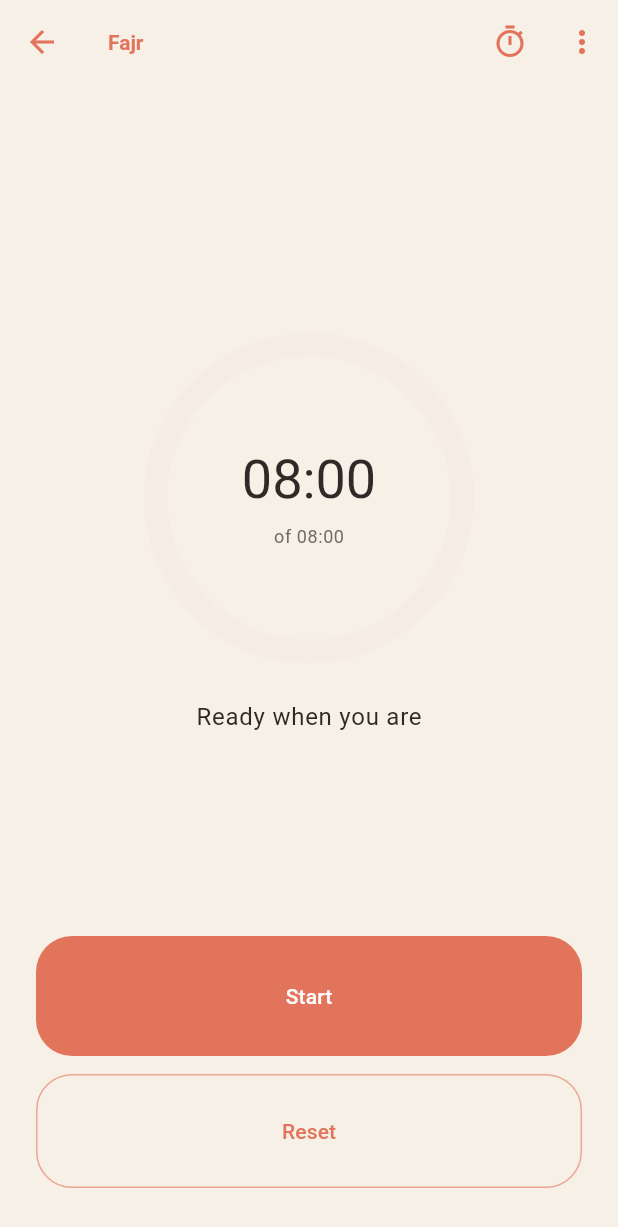
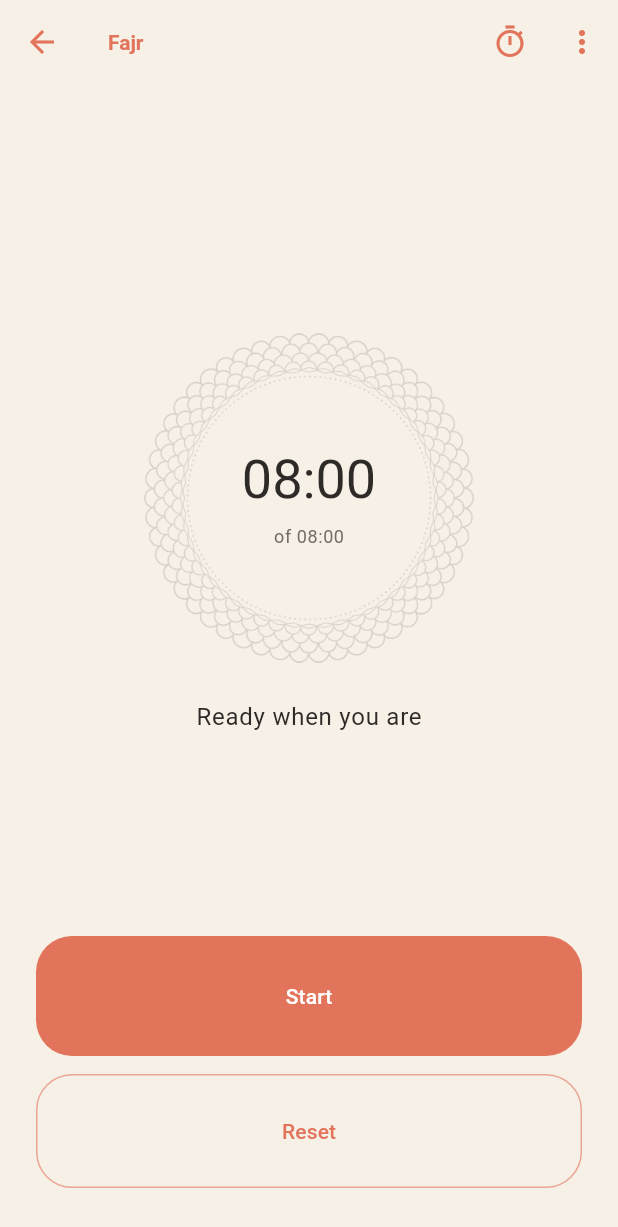
Before and after one commit to SulemanKazi/Khushu, a Flutter app: the screen it shows after launch, after a tap on "Fajr", on a phone screen of 412 x 824 dp. Shown: the top 1227 px of the screen. Run offline on Flutter 3.47's test engine with Material 3 defaults, Android fonts, the phone set to English and light mode, and no system bars; our stand-ins replace shared_preferences.

Commit message:
Update timer to be fancier.

```diff
--- a/lib/screens/prayer_timer_screen.dart
+++ b/lib/screens/prayer_timer_screen.dart
@@ -1,5 +1,3 @@
-import 'dart:ui' show FontFeature;
-
 import 'package:flutter/material.dart';
 import 'package:provider/provider.dart';
 
@@ -68,6 +66,8 @@ class PrayerTimerScreen extends StatelessWidget {
                           progress: progress,
                           remaining: remaining,
                           total: total,
+                          isActive: isRunning || isPaused,
+                          isCompleted: isCompleted,
                         ),
                         const SizedBox(height: 24),
                         Text(
@@ -203,17 +203,19 @@ class _TimerRing extends StatelessWidget {
     required this.progress,
     required this.remaining,
     required this.total,
+    required this.isActive,
+    required this.isCompleted,
   });
 
   final double progress;
   final Duration remaining;
   final Duration total;
+  final bool isActive;
+  final bool isCompleted;
 
   @override
   Widget build(BuildContext context) {
     final theme = Theme.of(context);
-    final foreground = theme.colorScheme.secondary;
-    final background = theme.colorScheme.surfaceContainerHighest.withOpacity(0.25);
 
     String format(Duration duration) {
       final minutes = duration.inMinutes.remainder(60);
@@ -234,8 +236,8 @@ class _TimerRing extends StatelessWidget {
             AnimatedProgressRing(
               progress: progress,
               size: 220,
-              color: foreground,
-              backgroundColor: background,
+              isActive: isActive,
+              isCompleted: isCompleted,
             ),
             Column(
               mainAxisSize: MainAxisSize.min,
--- a/lib/widgets/animated_progress_ring.dart
+++ b/lib/widgets/animated_progress_ring.dart
@@ -7,14 +7,20 @@ class AnimatedProgressRing extends StatefulWidget {
     super.key,
     required this.progress,
     required this.size,
-    required this.color,
-    required this.backgroundColor,
+    this.assetPath = 'resources/timer_ring.png',
+    this.animationDuration = const Duration(milliseconds: 450),
+    this.desaturatedOpacity = 0.35,
+    this.isActive = false,
+    this.isCompleted = false,
   });
 
   final double progress; // 0.0 - 1.0
   final double size;
-  final Color color;
-  final Color backgroundColor;
+  final String assetPath;
+  final Duration animationDuration;
+  final double desaturatedOpacity;
+  final bool isActive;
+  final bool isCompleted;
 
   @override
   State<AnimatedProgressRing> createState() => _AnimatedProgressRingState();
@@ -22,12 +28,26 @@ class AnimatedProgressRing extends StatefulWidget {
 
 class _AnimatedProgressRingState extends State<AnimatedProgressRing> {
   double _previousProgress = 0;
+  late ImageProvider _imageProvider;
+
+  @override
+  void initState() {
+    super.initState();
+    assert(
+      widget.desaturatedOpacity >= 0 && widget.desaturatedOpacity <= 1,
+      'desaturatedOpacity must be between 0 and 1.',
+    );
+    _imageProvider = AssetImage(widget.assetPath);
+  }
 
   @override
   void didUpdateWidget(covariant AnimatedProgressRing oldWidget) {
     super.didUpdateWidget(oldWidget);
     if (oldWidget.progress != widget.progress) {
       _previousProgress = oldWidget.progress;
+    }
+    if (oldWidget.assetPath != widget.assetPath) {
+      _imageProvider = AssetImage(widget.assetPath);
     }
   }
 
@@ -36,76 +56,128 @@ class _AnimatedProgressRingState extends State<AnimatedProgressRing> {
     final clampedProgress = widget.progress.clamp(0.0, 1.0);
     return TweenAnimationBuilder<double>(
       tween: Tween<double>(begin: _previousProgress, end: clampedProgress),
-      duration: const Duration(milliseconds: 450),
+      duration: widget.animationDuration,
       curve: Curves.easeInOut,
       builder: (context, value, child) {
+        final progress = value.clamp(0.0, 1.0);
+        final isCompleted = widget.isCompleted || progress >= 1.0;
+  final isIdle = !widget.isActive && !isCompleted;
+
+        if (progress >= 0.999) {
+          return SizedBox(
+            width: widget.size,
+            height: widget.size,
+            child: _buildRingImage(),
+          );
+        }
+        if (isIdle && progress <= 0) {
+          return SizedBox(
+            width: widget.size,
+            height: widget.size,
+            child: Opacity(
+              opacity: widget.desaturatedOpacity,
+              child: ColorFiltered(
+                colorFilter: ColorFilter.matrix(_saturationMatrix(0)),
+                child: _buildRingImage(),
+              ),
+            ),
+          );
+        }
         return SizedBox(
           width: widget.size,
           height: widget.size,
-          child: CustomPaint(
-            painter: _RingPainter(
-              progress: value.clamp(0.0, 1.0),
-              color: widget.color,
-              backgroundColor: widget.backgroundColor,
-            ),
+          child: Stack(
+            alignment: Alignment.center,
+            children: [
+              // Base ring stays desaturated until the overlay paints color on top.
+              Opacity(
+                opacity: widget.desaturatedOpacity,
+                child: ColorFiltered(
+                  colorFilter: ColorFilter.matrix(_saturationMatrix(0)),
+                  child: _buildRingImage(),
+                ),
+              ),
+              if (progress > 0)
+                ClipPath(
+                  clipper: _RingArcClipper(progress),
+                  child: _buildRingImage(),
+                ),
+            ],
           ),
         );
       },
     );
   }
+
+  List<double> _saturationMatrix(double saturation) {
+    final invSat = 1 - saturation;
+    const rLum = 0.2126;
+    const gLum = 0.7152;
+    const bLum = 0.0722;
+
+    final r = invSat * rLum;
+    final g = invSat * gLum;
+    final b = invSat * bLum;
+
+    return <double>[
+      r + saturation,
+      g,
+      b,
+      0,
+      0,
+      r,
+      g + saturation,
+      b,
+      0,
+      0,
+      r,
+      g,
+      b + saturation,
+      0,
+      0,
+      0,
+      0,
+      0,
+      1,
+      0,
+    ];
+  }
+
+  Widget _buildRingImage() {
+    return Image(
+      image: _imageProvider,
+      width: widget.size,
+      height: widget.size,
+      fit: BoxFit.contain,
+      gaplessPlayback: true,
+    );
+  }
 }
 
-class _RingPainter extends CustomPainter {
-  _RingPainter({
-    required this.progress,
-    required this.color,
-    required this.backgroundColor,
-  });
+class _RingArcClipper extends CustomClipper<Path> {
+  const _RingArcClipper(this.progress);
 
   final double progress;
-  final Color color;
-  final Color backgroundColor;
 
   @override
-  void paint(Canvas canvas, Size size) {
-    final strokeWidth = size.width * 0.07;
-    final center = Offset(size.width / 2, size.height / 2);
-    final radius = (size.width - strokeWidth) / 2;
+  Path getClip(Size size) {
+    if (progress <= 0) {
+      return Path();
+    }
 
-    final backgroundPaint = Paint()
-      ..color = backgroundColor
-      ..style = PaintingStyle.stroke
-      ..strokeWidth = strokeWidth
-      ..strokeCap = StrokeCap.round;
+    final rect = Offset.zero & size;
+    final startAngle = -math.pi / 2;
+    final sweepAngle = (math.pi * 2) * progress;
 
-    final progressPaint = Paint()
-      ..color = color
-      ..style = PaintingStyle.stroke
-      ..strokeWidth = strokeWidth
-      ..strokeCap = StrokeCap.round;
-
-    canvas.drawArc(
-      Rect.fromCircle(center: center, radius: radius),
-      -math.pi / 2,
-      math.pi * 2,
-      false,
-      backgroundPaint,
-    );
-
-    final sweepAngle = (math.pi * 2) * progress;
-    canvas.drawArc(
-      Rect.fromCircle(center: center, radius: radius),
-      -math.pi / 2,
-      sweepAngle,
-      false,
-      progressPaint,
-    );
+    final path = Path()
+      ..moveTo(rect.center.dx, rect.center.dy)
+      ..arcTo(rect, startAngle, sweepAngle, false)
+      ..close();
+    return path;
   }
 
   @override
-  bool shouldRepaint(covariant _RingPainter oldDelegate) {
-    return oldDelegate.progress != progress ||
-        oldDelegate.color != color ||
-        oldDelegate.backgroundColor != backgroundColor;
+  bool shouldReclip(covariant _RingArcClipper oldClipper) {
+    return oldClipper.progress != progress;
   }
 }
```
Also changed, not shown: resources/timer_ring.png (added).
